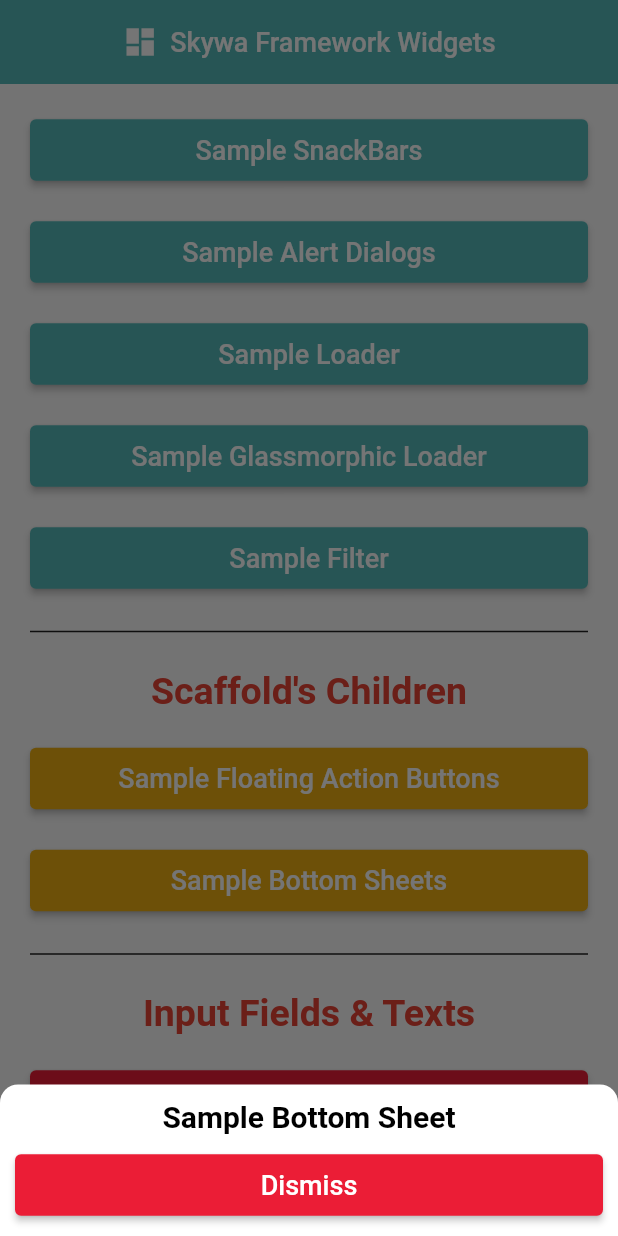
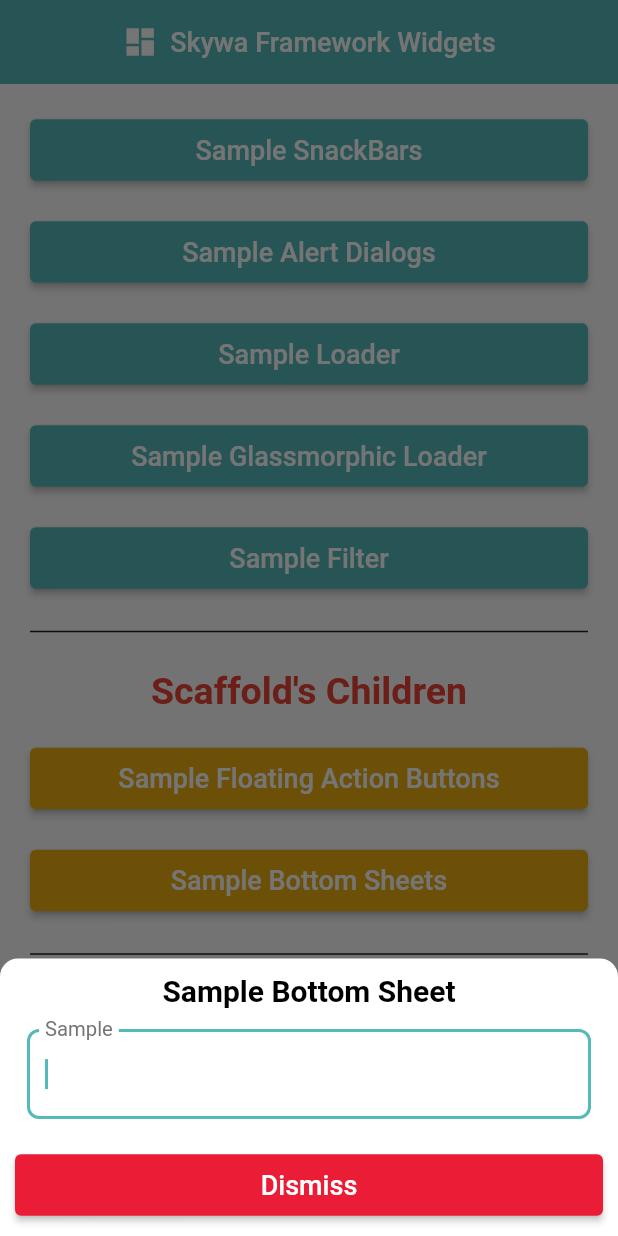
Before and after one commit to skyvaSolutions/skywaframeworkwidgets, a Flutter app: the screen it shows after launch, after a tap on "Sample Bottom Sheets", on a phone screen of 412 x 824 dp. Run offline on Flutter 3.47's test engine with Material 2 defaults, Android fonts, the phone set to English and light mode, and no system bars; our stand-ins replace another_flushbar, auto_size_text, cached_network_image, fluttertoast, image_cropper, image_picker and 3 more.

Commit message:
contentPadding changed for SkywaBottomSheet

```diff
--- a/example/lib/all_widgets_screen.dart
+++ b/example/lib/all_widgets_screen.dart
@@ -3,6 +3,7 @@ import 'package:skywaframeworkwidgets/skywa_appbar.dart';
 import 'package:skywaframeworkwidgets/skywa_bottom_sheet.dart';
 import 'package:skywaframeworkwidgets/skywa_elevated_button.dart';
 import 'package:skywaframeworkwidgets/skywa_text.dart';
+import 'package:skywaframeworkwidgets/skywa_textformfield.dart';
 import 'package:skywaframeworkwidgets_example/sample_rich_texts_screen.dart';
 import 'package:skywaframeworkwidgets_example/skywa_phone_no_input_field_screen.dart';
 
@@ -172,6 +173,13 @@ class _AllWidgetsScreenState extends State<AllWidgetsScreen> {
               SkywaBottomSheet(
                 context: context,
                 isDismissible: false,
+                contentPadding: EdgeInsets.only(
+                  top: 10.0,
+                  right: 10.0,
+                  left: 10.0,
+                  bottom: MediaQuery.of(context).viewInsets.bottom,
+                ),
+                isScrollControlled: true,
                 content: ListView(
                   shrinkWrap: true,
                   children: [
@@ -180,6 +188,20 @@ class _AllWidgetsScreenState extends State<AllWidgetsScreen> {
                         'Sample Bottom Sheet',
                         fontSize: 20.0,
                         fontWeight: FontWeight.w600,
+                      ),
+                    ),
+                    const SizedBox(height: 10.0),
+                    Container(
+                      margin: const EdgeInsets.only(
+                        left: 8.0,
+                        bottom: 10.0,
+                        right: 8.0,
+                        top: 4.0,
+                      ),
+                      child: SkywaTextFormField.text(
+                        textEditingController: TextEditingController(),
+                        labelText: 'Sample',
+                        autofocus: true,
                       ),
                     ),
                     const SizedBox(height: 10.0),
@@ -192,6 +214,7 @@ class _AllWidgetsScreenState extends State<AllWidgetsScreen> {
                     const SizedBox(height: 10.0),
                   ],
                 ),
+                onClosed: () => print('closed'),
               );
             },
           ),
--- a/lib/skywa_bottom_sheet.dart
+++ b/lib/skywa_bottom_sheet.dart
@@ -7,6 +7,7 @@ class SkywaBottomSheet {
   final Color color;
   final Widget content;
   final EdgeInsetsGeometry? contentPadding;
+  final Function? onClosed;
 
   SkywaBottomSheet({
     required this.context,
@@ -15,6 +16,7 @@ class SkywaBottomSheet {
     this.color = Colors.white,
     required this.content,
     this.contentPadding,
+    this.onClosed,
   }) {
     displayBottomSheet();
   }
@@ -25,22 +27,35 @@ class SkywaBottomSheet {
       isScrollControlled: isScrollControlled,
       isDismissible: isDismissible,
       backgroundColor: Colors.transparent,
-      builder: (BuildContext context) {
+      builder: (BuildContext buildContext) {
         return Container(
-          padding: contentPadding ??
+          /*padding: contentPadding ??
               EdgeInsets.only(
                 top: 10.0,
                 right: 10.0,
                 left: 10.0,
-                bottom: MediaQuery.of(context).viewInsets.bottom,
-              ),
+                bottom: MediaQuery.of(buildContext).viewInsets.bottom,
+              ),*/
+          padding: EdgeInsets.only(
+            bottom: MediaQuery.of(context).viewInsets.bottom,
+          ),
           decoration: BoxDecoration(
             color: color,
-            borderRadius: BorderRadius.vertical(top: Radius.circular(12.0)),
+            borderRadius: const BorderRadius.vertical(
+              top: Radius.circular(12.0),
+            ),
           ),
-          child: content,
+          child: Container(
+            padding: contentPadding ??
+                const EdgeInsets.only(
+                  top: 10.0,
+                  right: 10.0,
+                  left: 10.0,
+                ),
+            child: content,
+          ),
         );
       },
-    );
+    ).then((value) => onClosed != null ? onClosed!() : null);
   }
 }
--- a/lib/skywa_framework_widgets.dart
+++ /dev/null
@@ -1,15 +0,0 @@
-// You have generated a new plugin project without specifying the `--platforms`
-// flag. A plugin project with no platform support was generated. To add a
-// platform, run `flutter create -t plugin --platforms <platforms> .` under the
-// same directory. You can also find a detailed instruction on how to add
-// platforms in the `pubspec.yaml` at
-// https://flutter.dev/docs/development/packages-and-plugins/developing-packages#plugin-platforms.
-
-import 'skywa_framework_widgets_platform_interface.dart';
-import 'skywaframeworkwidgets_platform_interface.dart';
-
-class SkywaFrameworkWidgets {
-  Future<String?> getPlatformVersion() {
-    return SkywaFrameworkWidgetsPlatform.instance.getPlatformVersion();
-  }
-}
--- a/lib/skywa_framework_widgets_method_channel.dart
+++ /dev/null
@@ -1,19 +0,0 @@
-import 'package:flutter/foundation.dart';
-import 'package:flutter/services.dart';
-
-import 'skywa_framework_widgets_platform_interface.dart';
-import 'skywaframeworkwidgets_platform_interface.dart';
-
-/// An implementation of [SkywaFrameworkWidgetsPlatform] that uses method channels.
-class MethodChannelSkywaFrameworkWidgets extends SkywaFrameworkWidgetsPlatform {
-  /// The method channel used to interact with the native platform.
-  @visibleForTesting
-  final methodChannel = const MethodChannel('skywaframeworkwidgets');
-
-  @override
-  Future<String?> getPlatformVersion() async {
-    final version =
-        await methodChannel.invokeMethod<String>('getPlatformVersion');
-    return version;
-  }
-}
--- a/lib/skywa_framework_widgets_platform_interface.dart
+++ /dev/null
@@ -1,31 +0,0 @@
-import 'package:plugin_platform_interface/plugin_platform_interface.dart';
-
-import 'skywa_framework_widgets_method_channel.dart';
-import 'skywaframeworkwidgets_method_channel.dart';
-
-abstract class SkywaFrameworkWidgetsPlatform extends PlatformInterface {
-  /// Constructs a SkywaFrameworkWidgetsPlatform.
-  SkywaFrameworkWidgetsPlatform() : super(token: _token);
-
-  static final Object _token = Object();
-
-  static SkywaFrameworkWidgetsPlatform _instance =
-      MethodChannelSkywaFrameworkWidgets();
-
-  /// The default instance of [SkywaFrameworkWidgetsPlatform] to use.
-  ///
-  /// Defaults to [MethodChannelSkywaFrameworkWidgets].
-  static SkywaFrameworkWidgetsPlatform get instance => _instance;
-
-  /// Platform-specific implementations should set this with their own
-  /// platform-specific class that extends [SkywaFrameworkWidgetsPlatform] when
-  /// they register themselves.
-  static set instance(SkywaFrameworkWidgetsPlatform instance) {
-    PlatformInterface.verifyToken(instance, _token);
-    _instance = instance;
-  }
-
-  Future<String?> getPlatformVersion() {
-    throw UnimplementedError('platformVersion() has not been implemented.');
-  }
-}
```
